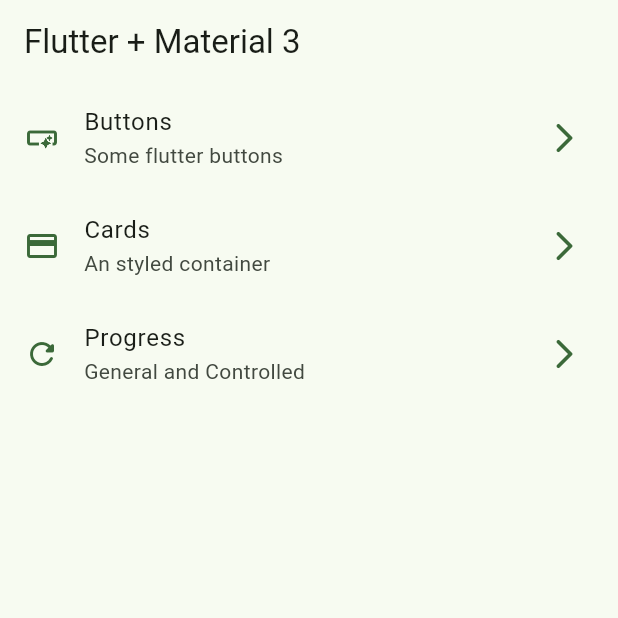
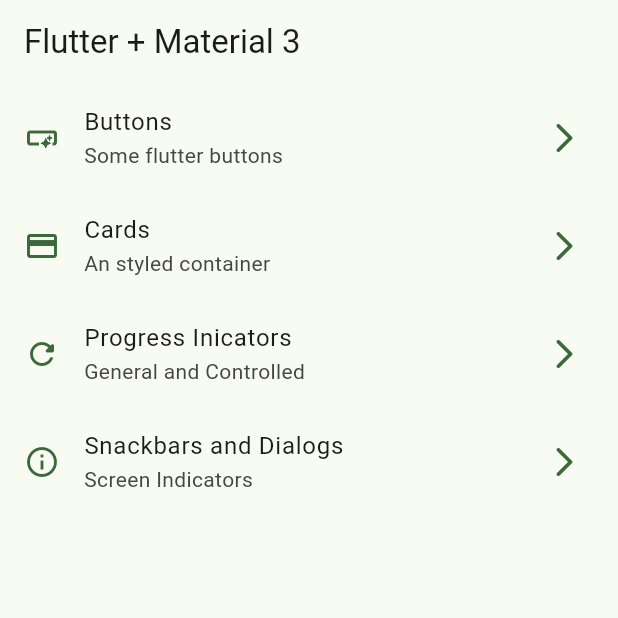
Before and after one commit to quiquex222333/widgets_app, a Flutter app: the screen it shows after launch, on a phone screen of 412 x 824 dp, the top half of it. Run offline on Flutter 3.47's test engine with Material 3 defaults, Android fonts, the phone set to English and light mode, and no system bars; our stand-ins replace go_router.

Commit message:
Snackbars and Dialogs completed

```diff
--- a/lib/config/menu/menu_items.dart
+++ b/lib/config/menu/menu_items.dart
@@ -16,6 +16,7 @@ class MenuItem {
 const appMenuItems = <MenuItem>[
   MenuItem(title: "Buttons", subTitle: "Some flutter buttons", link: "/buttons", icon: Icons.smart_button_outlined),
   MenuItem(title: "Cards", subTitle: "An styled container", link: "/cards", icon: Icons.credit_card_outlined),
-  MenuItem(title: "Progress", subTitle: "General and Controlled", link: "/progress", icon: Icons.refresh_rounded),
+  MenuItem(title: "Progress Inicators", subTitle: "General and Controlled", link: "/progress", icon: Icons.refresh_rounded),
+  MenuItem(title: "Snackbars and Dialogs", subTitle: "Screen Indicators", link: "/snackbars", icon: Icons.info_outline),
 
 ];
--- a/lib/config/router/app_router.dart
+++ b/lib/config/router/app_router.dart
@@ -27,5 +27,11 @@ final appRouter = GoRouter(
       name: ProgressScreen.name,
       builder: (context, state) => const ProgressScreen(),
     ),
+
+    GoRoute(
+      path: '/snackbars',
+      name: SnackbarScreen.name,
+      builder: (context, state) => const SnackbarScreen(),
+    ),
   ],
 );
--- a/lib/main.dart
+++ b/lib/main.dart
@@ -15,6 +15,7 @@ class MainApp extends StatelessWidget {
   @override
   Widget build(BuildContext context) {
     return MaterialApp.router(
+      title: "Flutter Widgets",
       debugShowCheckedModeBanner: false,
       theme: AppTheme(selectedColor: 6).getTheme(),
       routerConfig: appRouter,
```
Also changed, not shown: lib/presentation/screens/snackbar/snackbar_screen.dart (+68 -1 lines).
